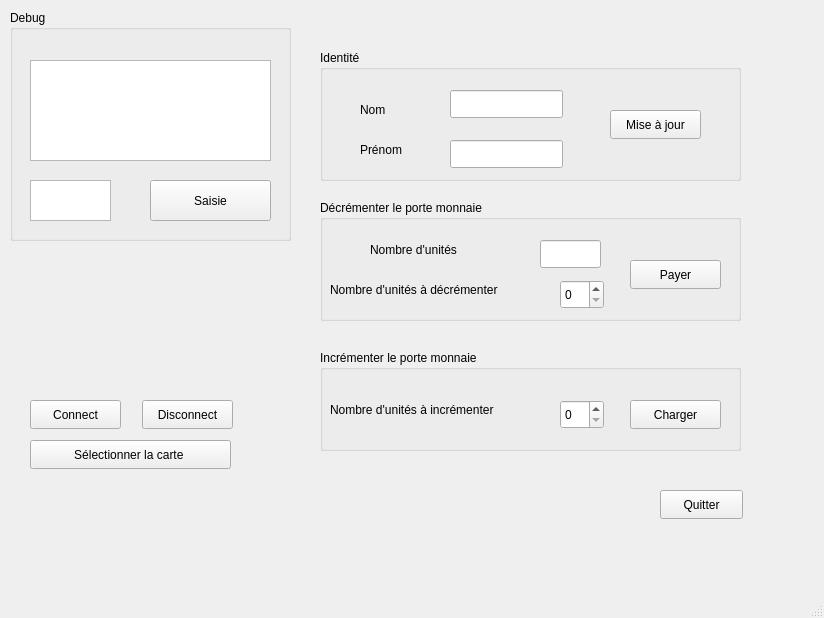
The window that myapp/mainwindow.ui (paulducolomb/projet_com_sans_fil) describes before a commit, drawn with Qt 5.
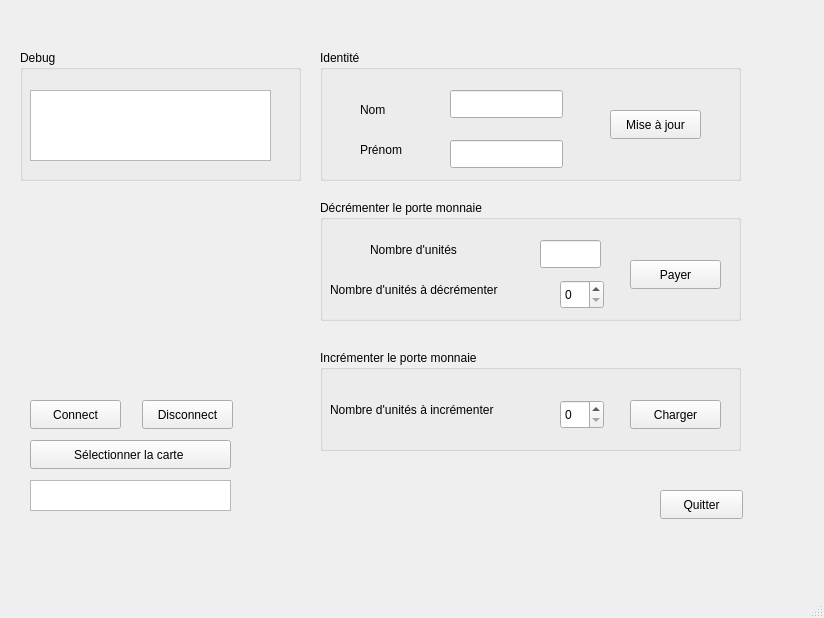
The same window after the commit. Icons and pictures are not drawn.

Commit message: Add image v1 et buzzer ok

Diff of the .ui file:
```diff
--- a/myapp/mainwindow.ui
+++ b/myapp/mainwindow.ui
@@ -271,48 +271,73 @@
    <widget class="QGroupBox" name="groupBox_4">
     <property name="geometry">
      <rect>
-      <x>10</x>
-      <y>10</y>
+      <x>20</x>
+      <y>50</y>
       <width>281</width>
-      <height>231</height>
+      <height>131</height>
      </rect>
     </property>
     <property name="title">
      <string>Debug</string>
     </property>
-    <widget class="QTextEdit" name="Affichage">
-     <property name="geometry">
-      <rect>
-       <x>20</x>
-       <y>50</y>
-       <width>241</width>
-       <height>101</height>
-      </rect>
-     </property>
-    </widget>
     <widget class="QTextEdit" name="Saisie_Affichage">
      <property name="geometry">
       <rect>
-       <x>20</x>
-       <y>170</y>
-       <width>81</width>
-       <height>41</height>
+       <x>10</x>
+       <y>40</y>
+       <width>241</width>
+       <height>71</height>
       </rect>
      </property>
     </widget>
-    <widget class="QPushButton" name="Saisie">
-     <property name="geometry">
-      <rect>
-       <x>140</x>
-       <y>170</y>
-       <width>121</width>
-       <height>41</height>
-      </rect>
-     </property>
-     <property name="text">
-      <string>Saisie</string>
-     </property>
-    </widget>
+   </widget>
+   <widget class="QTextEdit" name="Affichage">
+    <property name="geometry">
+     <rect>
+      <x>30</x>
+      <y>480</y>
+      <width>201</width>
+      <height>31</height>
+     </rect>
+    </property>
+   </widget>
+   <widget class="QLabel" name="image">
+    <property name="geometry">
+     <rect>
+      <x>30</x>
+      <y>210</y>
+      <width>121</width>
+      <height>121</height>
+     </rect>
+    </property>
+    <property name="text">
+     <string/>
+    </property>
+    <property name="pixmap">
+     <pixmap resource="ressources.qrc">:/téléchargement.png</pixmap>
+    </property>
+    <property name="scaledContents">
+     <bool>true</bool>
+    </property>
+   </widget>
+   <widget class="QLabel" name="image_marine">
+    <property name="geometry">
+     <rect>
+      <x>160</x>
+      <y>210</y>
+      <width>121</width>
+      <height>121</height>
+     </rect>
+    </property>
+    <property name="text">
+     <string/>
+    </property>
+    <property name="pixmap">
+     <pixmap resource="ressources.qrc">:/Downloads/marine.png</pixmap>
+    </property>
+    <property name="scaledContents">
+     <bool>true</bool>
+    </property>
    </widget>
    <zorder>groupBox_3</zorder>
    <zorder>groupBox_2</zorder>
```
Left out of the diff: 7 changed lines with no effect on the pictures. The commit also changes 13 other files.
